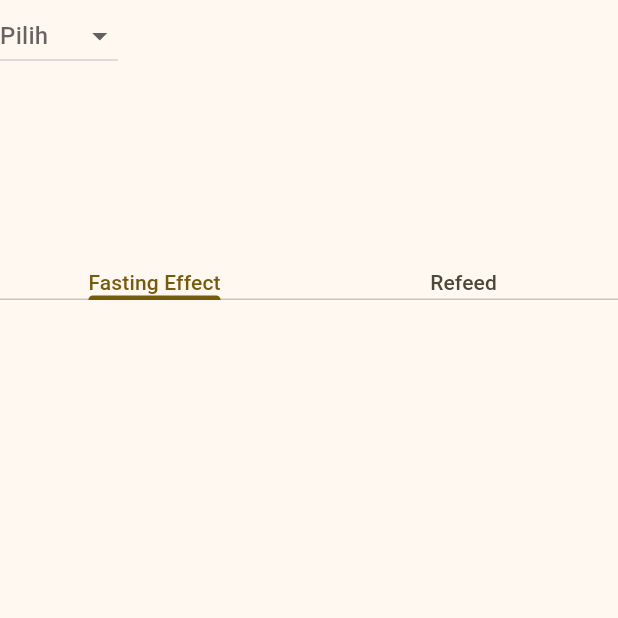
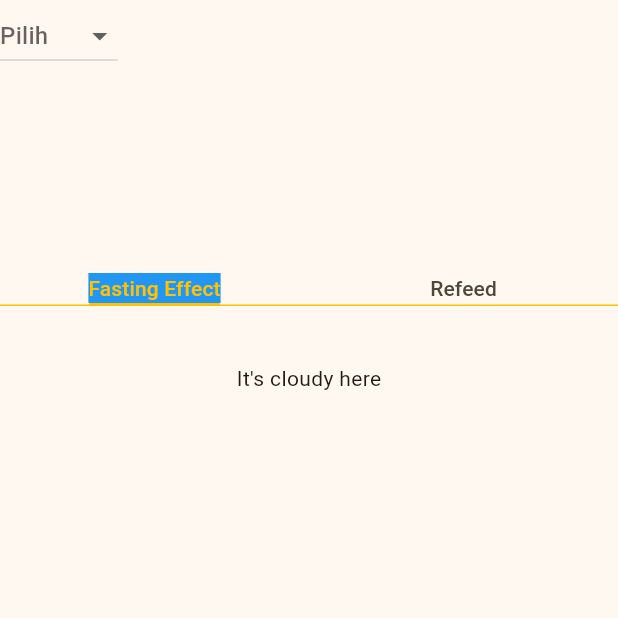
Before and after one commit to ilhamafandi21/soul-fast, a Flutter app: the screen it shows after launch, on a phone screen of 412 x 824 dp, the top half of it. Run offline on Flutter 3.47's test engine with Material 3 defaults, Android fonts, the phone set to English and light mode, and no system bars.

Commit message:
05 Nov 2025

```diff
--- a/lib/pages/home/home_page.dart
+++ b/lib/pages/home/home_page.dart
@@ -15,17 +15,17 @@ class _HomePageState extends State<HomePage> {
   @override
   Widget build(BuildContext context) {
     return Scaffold(
-      body: Container(
-        child: Column(
+      body: Column(
         children: [
           Container(
             height: 100,
+            color: Colors.amber,
             child: MainFastingWidget()),
           Container(
-              height: 100,
+            height: 200,
+            color: Colors.amber,
             child: TabOverviewFasting()),
         ],
-        ),
       ),
     );
   }
--- a/lib/widgets/main_fasting_widget.dart
+++ b/lib/widgets/main_fasting_widget.dart
@@ -13,8 +13,7 @@ class _MainFastingWidgetState extends State<MainFastingWidget> {
   @override
   Widget build(BuildContext context) {
     return Scaffold(
-      body: Container(
-        child: DropdownButton(
+      body: DropdownButton(
         value: pilihanFasting,
         hint: Text('Pilih'),
         items: jenisFasting.map((pilihan){
@@ -24,7 +23,6 @@ class _MainFastingWidgetState extends State<MainFastingWidget> {
           pilihanFasting = e;
         });
       }),
-      ),
     );
   }
 }
--- a/lib/widgets/tab_overview_fasting/tab_overview_fasting.dart
+++ b/lib/widgets/tab_overview_fasting/tab_overview_fasting.dart
@@ -16,10 +16,12 @@ class _TabOverviewFastingState extends State<TabOverviewFasting> {
       child: Scaffold(
         appBar: AppBar(
           bottom: TabBar(
+            labelColor: Colors.amber,
+            dividerColor: Colors.amber,
+            indicatorColor: Colors.amber,
             tabs: <Widget>[
-               Text('Fasting Effect'),
+              Container(color: Colors.blue, child: Text('Fasting Effect')),
               Text('Refeed'),
-
             ],
           ),
         ),
@@ -27,7 +29,6 @@ class _TabOverviewFastingState extends State<TabOverviewFasting> {
           children: <Widget>[
             Center(child: Text("It's cloudy here")),
             Center(child: Text("It's cloudy here")),
-
           ],
         ),
       ),
```
Lines whose indentation alone changed are shown as unchanged.
